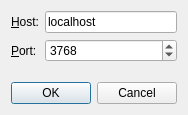
qt-creator/qt-creator, file src/plugins/debugger/attachtoqmlportdialog.ui: the form before one commit.
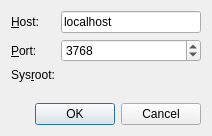
The form after the commit. Custom widgets are drawn as their Qt base class.

Commit message:
QmlProfiler: Allow user to specify a sysroot for "Attach to Port"
Sanity-Review: Qt Sanity Bot <qt_sanity_bot@ovi.com>

Diff of the .ui file:
```diff
--- a/src/plugins/debugger/attachtoqmlportdialog.ui
+++ b/src/plugins/debugger/attachtoqmlportdialog.ui
@@ -6,8 +6,8 @@
    <rect>
     <x>0</x>
     <y>0</y>
-    <width>185</width>
-    <height>115</height>
+    <width>212</width>
+    <height>136</height>
    </rect>
   </property>
   <property name="windowTitle">
@@ -16,9 +16,6 @@
   <layout class="QVBoxLayout" name="verticalLayout">
    <item>
     <layout class="QFormLayout" name="formLayout">
-     <property name="fieldGrowthPolicy">
-      <enum>QFormLayout::AllNonFixedFieldsGrow</enum>
-     </property>
      <item row="0" column="0">
       <widget class="QLabel" name="hostLabel">
        <property name="text">
@@ -56,6 +53,19 @@
        </property>
       </widget>
      </item>
+     <item row="2" column="0">
+      <widget class="QLabel" name="sysrootLabel">
+       <property name="text">
+        <string>Sys&amp;root:</string>
+       </property>
+       <property name="buddy">
+        <cstring>sysRootChooser</cstring>
+       </property>
+      </widget>
+     </item>
+     <item row="2" column="1">
+      <widget class="Utils::PathChooser" name="sysRootChooser" native="true"/>
+     </item>
     </layout>
    </item>
    <item>
@@ -70,6 +80,14 @@
    </item>
   </layout>
  </widget>
+ <customwidgets>
+  <customwidget>
+   <class>Utils::PathChooser</class>
+   <extends>QWidget</extends>
+   <header location="global">utils/pathchooser.h</header>
+   <container>1</container>
+  </customwidget>
+ </customwidgets>
  <resources/>
  <connections/>
 </ui>
```
The commit also changes 6 other files.
